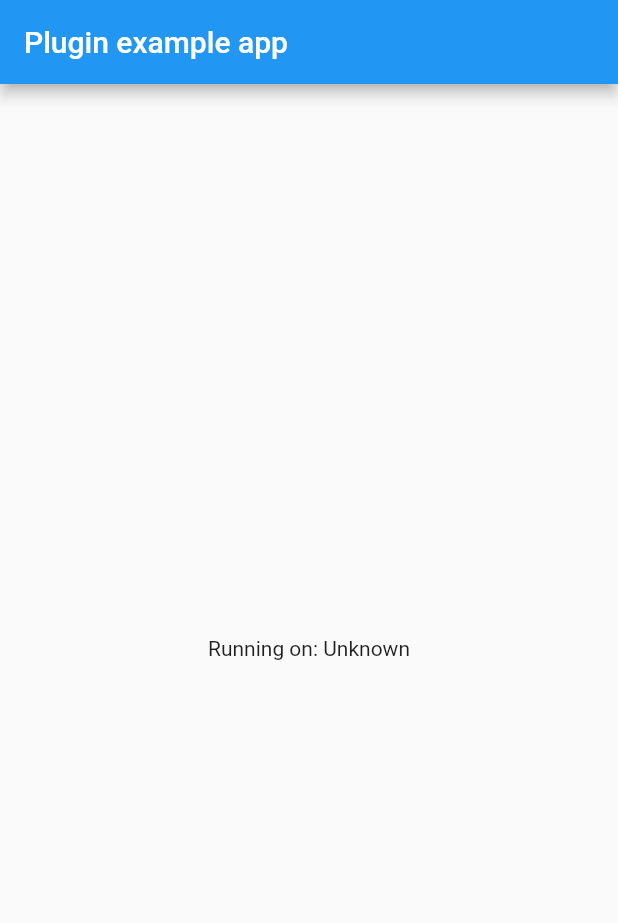
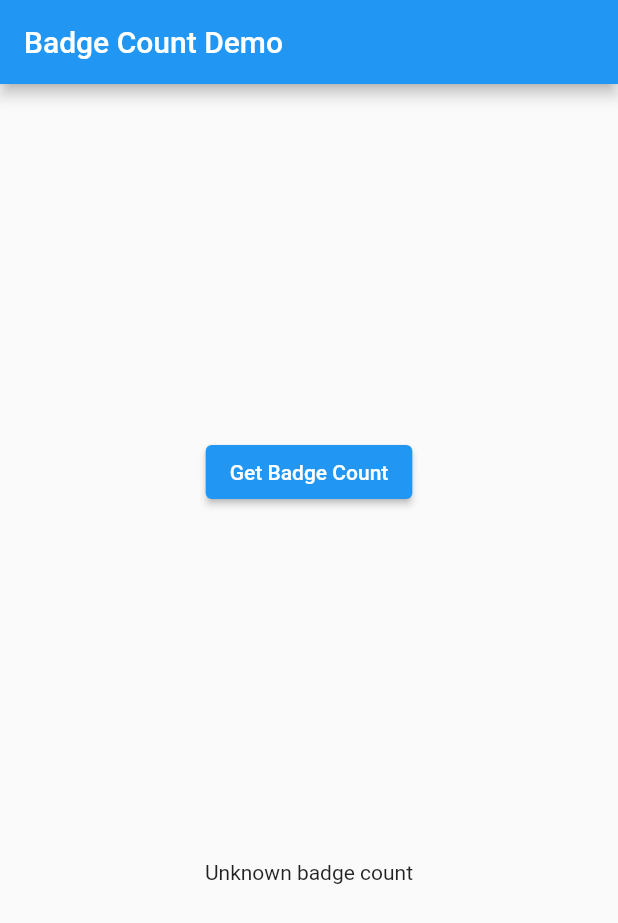
Before and after one commit to aks3800/AppIconBadge, a Flutter app: the screen it shows after launch, on a phone screen of 412 x 824 dp. Shown: the top 923 px of the screen. Run offline on Flutter 3.47's test engine with Material 2 defaults, Android fonts, the phone set to English and light mode, and no system bars.

Commit message:
- getting app icon badge count

```diff
--- a/app_icon_badge/example/lib/main.dart
+++ b/app_icon_badge/example/lib/main.dart
@@ -1,58 +1,72 @@
+import 'package:app_icon_badge/app_icon_badge.dart';
 import 'package:flutter/material.dart';
-import 'dart:async';
-
 import 'package:flutter/services.dart';
-import 'package:app_icon_badge/app_icon_badge.dart';
 
 void main() {
   runApp(MyApp());
 }
 
-class MyApp extends StatefulWidget {
+class MyApp extends StatelessWidget {
+  // This widget is the root of your application.
   @override
-  _MyAppState createState() => _MyAppState();
+  Widget build(BuildContext context) {
+    return MaterialApp(
+      title: 'App Badge Icon',
+      theme: ThemeData(
+        primarySwatch: Colors.blue,
+      ),
+      home: MyHomePage(title: 'Badge Count Demo'),
+    );
+  }
 }
 
-class _MyAppState extends State<MyApp> {
-  String _platformVersion = 'Unknown';
+class MyHomePage extends StatefulWidget {
+  MyHomePage({Key key, this.title}) : super(key: key);
+
+  final String title;
 
   @override
-  void initState() {
-    super.initState();
-    initPlatformState();
-  }
+  _MyHomePageState createState() => _MyHomePageState();
+}
 
-  // Platform messages are asynchronous, so we initialize in an async method.
-  Future<void> initPlatformState() async {
-    String platformVersion;
-    // Platform messages may fail, so we use a try/catch PlatformException.
+class _MyHomePageState extends State<MyHomePage> {
+  static const platform = const MethodChannel('method_channel.flutter.dev/appIconBadge');
+
+  // Get battery level.
+  String _badgeCount = 'Unknown badge count';
+
+  Future<void> _getBadgeCount() async {
+    String badgeCount;
     try {
-      platformVersion = await AppIconBadge.platformVersion;
-    } on PlatformException {
-      platformVersion = 'Failed to get platform version.';
+      final int result = await AppIconBadge.count;
+      badgeCount = 'Badge count: $result';
+    } on PlatformException catch (e) {
+      badgeCount = "Failed to get badge count: '${e.message}'.";
     }
 
-    // If the widget was removed from the tree while the asynchronous platform
-    // message was in flight, we want to discard the reply rather than calling
-    // setState to update our non-existent appearance.
-    if (!mounted) return;
-
     setState(() {
-      _platformVersion = platformVersion;
+      _badgeCount = badgeCount;
     });
   }
 
   @override
   Widget build(BuildContext context) {
-    return MaterialApp(
-      home: Scaffold(
-        appBar: AppBar(
-          title: const Text('Plugin example app'),
+    return Scaffold(
+      appBar: AppBar(
+        title: Text(widget.title),
+      ),
+      body: Center(
+        child: Column(
+          mainAxisAlignment: MainAxisAlignment.spaceEvenly,
+          children: [
+            ElevatedButton(
+              child: Text('Get Badge Count'),
+              onPressed: _getBadgeCount,
+            ),
+            Text(_badgeCount),
+          ],
         ),
-        body: Center(
-          child: Text('Running on: $_platformVersion\n'),
-        ),
-      ),
+      ), //
     );
   }
 }
--- a/app_icon_badge/lib/app_icon_badge.dart
+++ b/app_icon_badge/lib/app_icon_badge.dart
@@ -1,14 +1,17 @@
-
 import 'dart:async';
 
 import 'package:flutter/services.dart';
 
 class AppIconBadge {
-  static const MethodChannel _channel =
-      const MethodChannel('app_icon_badge');
+  static const MethodChannel _channel = const MethodChannel('app_icon_badge');
 
   static Future<String> get platformVersion async {
     final String version = await _channel.invokeMethod('getPlatformVersion');
     return version;
   }
+
+  static Future<int> get count async {
+    final int badgeCount = await _channel.invokeMethod('getBadgeCount');
+    return badgeCount;
+  }
 }
```
Also changed, not shown: 5 other files.
